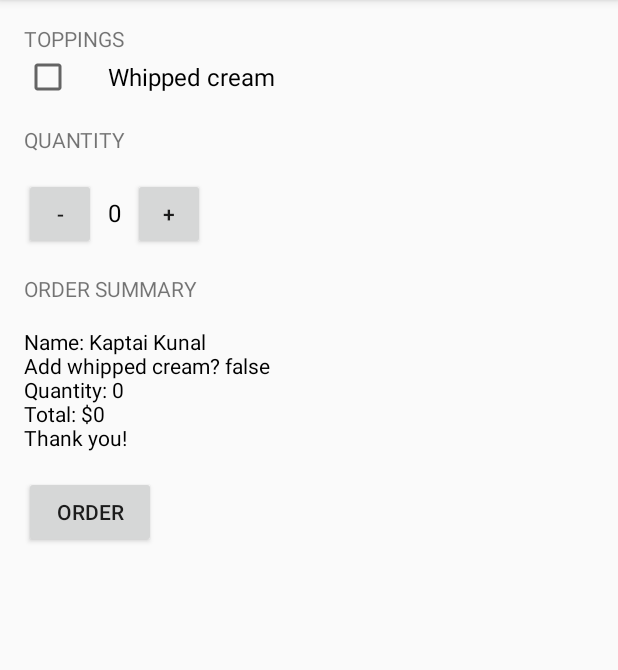
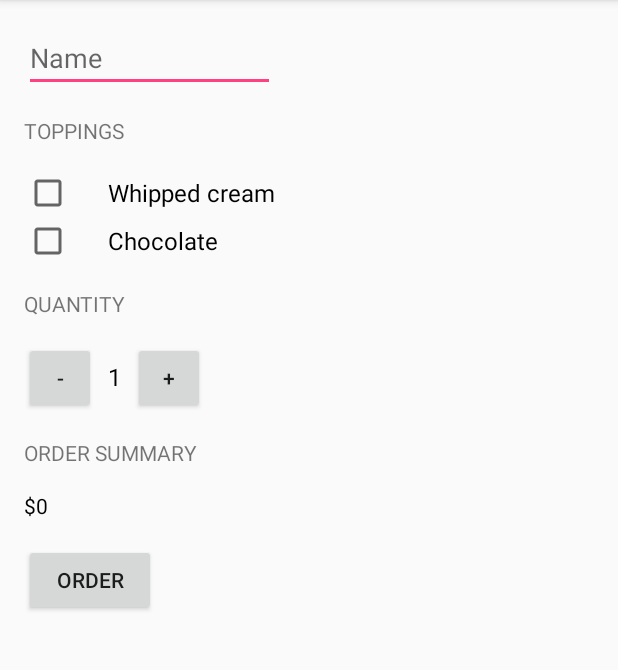
Before and after one commit to felipsimoes/android_basics, an Android app: the screen it shows after launch (MainActivity), after a tap on "ORDER", on a phone screen of 412 x 824 dp, the part 84-754 px from its top. Run offline under Robolectric (Android 15) with nearby library versions, the phone set to English and light mode, and no system bars.

```diff
--- a/JustJava/app/src/main/java/com/example/android/justjava/MainActivity.java
+++ b/JustJava/app/src/main/java/com/example/android/justjava/MainActivity.java
@@ -5,29 +5,29 @@ package com.example.android.justjava; /**
  * package com.example.android.justjava;
  */
 
+import android.content.Intent;
+import android.net.Uri;
 import android.os.Bundle;
 import android.support.v7.app.AppCompatActivity;
 import android.util.Log;
 import android.view.View;
 import android.widget.CheckBox;
-import android.widget.NumberPicker;
+import android.widget.EditText;
 import android.widget.TextView;
+import android.widget.Toast;
 
-import com.example.android.justjava.R;
-
-import java.text.NumberFormat;
-import java.text.StringCharacterIterator;
-
-import static android.R.attr.required;
+import static android.R.attr.name;
 
 /**
  * This app displays an order form to order coffee.
  */
 public class MainActivity extends AppCompatActivity {
 
-    int quantity = 0;
+    int quantity = 1;
     int price = 5;
-    boolean isWhippedCream = false;
+    boolean hasWhippedCream = false;
+    boolean hasChocolate = false;
+    private String userName;
 
     @Override
     protected void onCreate(Bundle savedInstanceState) {
@@ -40,14 +40,32 @@ public class MainActivity extends AppCompatActivity {
      */
     public void submitOrder(View view) {
         int price = calculatePrice();
-        Log.v("MainActivity", "The price is "+price);
-        CheckBox checkBox = (CheckBox) findViewById(R.id.whipped_cream_checkbox);
-        isWhippedCream = checkBox.isChecked();
-        Log.v("MainActivity", "Whipped cream is "+ isWhippedCream);
+        Log.v("MainActivity", "The price is " + price);
+        CheckBox whippedCreamBox = (CheckBox) findViewById(R.id.whipped_cream_checkbox);
+        hasWhippedCream = whippedCreamBox.isChecked();
+        Log.v("MainActivity", "Whipped cream is " + hasWhippedCream);
+        CheckBox chocolateBox = (CheckBox) findViewById(R.id.chocolate_checkbox);
+        hasChocolate = chocolateBox.isChecked();
+        Log.v("MainActivity", "Chocolate is " + hasChocolate);
+        EditText userNameText = (EditText) findViewById(R.id.name_field);
+        userName = userNameText.getText().toString();
+        Log.v("MainActivity", "Name: " + userName);
 
-        displayMessage(createOrderSummary(price));
+        String[] adress = new String[]{"felipe_lima_simoes@hotmail.com"};
+        composeEmail(adress, "Just Java order for"+userName, createOrderSummary(price));
+//        displayMessage(createOrderSummary(price));
     }
 
+    public void composeEmail(String[] addresses, String subject, String body) {
+        Intent intent = new Intent(Intent.ACTION_SENDTO);
+        intent.setData(Uri.parse("mailto:")); // only email apps should handle this
+        intent.putExtra(Intent.EXTRA_EMAIL, addresses);
+        intent.putExtra(Intent.EXTRA_SUBJECT, subject);
+        intent.putExtra(Intent.EXTRA_TEXT, body);
+        if (intent.resolveActivity(getPackageManager()) != null) {
+            startActivity(intent);
+        }
+    }
     /**
      * This method displays the given quantity value on the screen.
      */
@@ -70,21 +88,35 @@ public class MainActivity extends AppCompatActivity {
      * @return the price
      */
     private int calculatePrice() {
-        return quantity * 5;
+        int basePrice = 5;
+        if(hasWhippedCream){
+            basePrice = basePrice + 1;
+        }
+        if(hasChocolate){
+            basePrice = basePrice + 2;
+        }
+        return quantity * basePrice;
     }
 
-    private String createOrderSummary(int price){
-        String priceMessage = "Name: Kaptai Kunal";
-        priceMessage += "\nAdd whipped cream? "+ isWhippedCream;
-        priceMessage += "\nQuantity: "+quantity;
+    private String createOrderSummary(int price) {
+        String priceMessage = "Name: "+ userName ;
+        priceMessage += "\nAdd whipped cream? " + hasWhippedCream;
+        priceMessage += "\nAdd chocolate? " + hasChocolate;
+        priceMessage += "\nQuantity: " + quantity;
         priceMessage += "\nTotal: $" + price;
         priceMessage += "\nThank you!";
         return priceMessage;
     }
+
     /**
      * This method is called when the plus button is clicked.
      */
     public void increment(View view) {
+        int quantityValue = quantity;
+        if(quantityValue == 100){
+            Toast.makeText(getApplicationContext(), "You cannot have more than 100 cups of coffee", Toast.LENGTH_LONG).show();
+            return;
+        }
         quantity++;
         display(quantity);
     }
@@ -93,6 +125,11 @@ public class MainActivity extends AppCompatActivity {
      * This method is called when the minus button is clicked.
      */
     public void decrement(View view) {
+        int quantityValue = quantity;
+        if(quantityValue == 1){
+            Toast.makeText(getApplicationContext(), "You cannot have less than 1 cup of coffee", Toast.LENGTH_LONG).show();
+            return;
+        }
         quantity--;
         display(quantity);
     }
--- a/JustJava/app/src/main/res/layout/activity_main.xml
+++ b/JustJava/app/src/main/res/layout/activity_main.xml
@@ -15,10 +15,19 @@
         android:paddingTop="@dimen/activity_vertical_margin"
         tools:context=".MainActivity">
 
+        <EditText
+            android:layout_width="match_parent"
+            android:layout_height="wrap_content"
+            android:inputType="textCapWords"
+            android:hint="Name"
+            android:id="@+id/name_field"/>
+
         <TextView
             android:layout_width="wrap_content"
             android:layout_height="wrap_content"
             android:text="Toppings"
+            android:layout_marginTop="16dp"
+            android:layout_marginBottom="16dp"
             android:textAllCaps="true"/>
 
         <CheckBox
@@ -28,6 +37,15 @@
             android:paddingLeft="24dp"
             android:text="Whipped cream"
             android:textSize="16sp"/>
+
+        <CheckBox
+            android:id="@+id/chocolate_checkbox"
+            android:layout_width="wrap_content"
+            android:layout_height="wrap_content"
+            android:paddingLeft="24dp"
+            android:text="Chocolate"
+            android:textSize="16sp"/>
+
 
         <TextView
             android:id="@+id/text_quantity"
@@ -56,7 +74,7 @@
                 android:layout_below="@id/text_quantity"
                 android:paddingLeft="8dp"
                 android:paddingRight="8dp"
-                android:text="0"
+                android:text="1"
                 android:textColor="#000000"
                 android:textSize="16sp"/>
 
```
